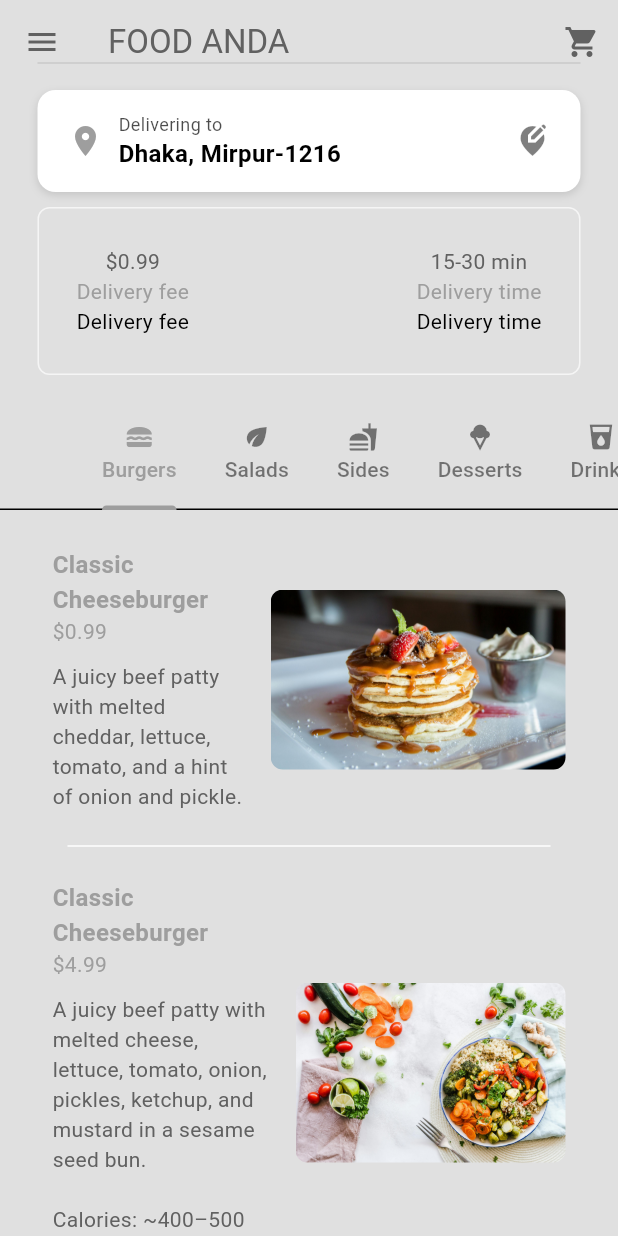
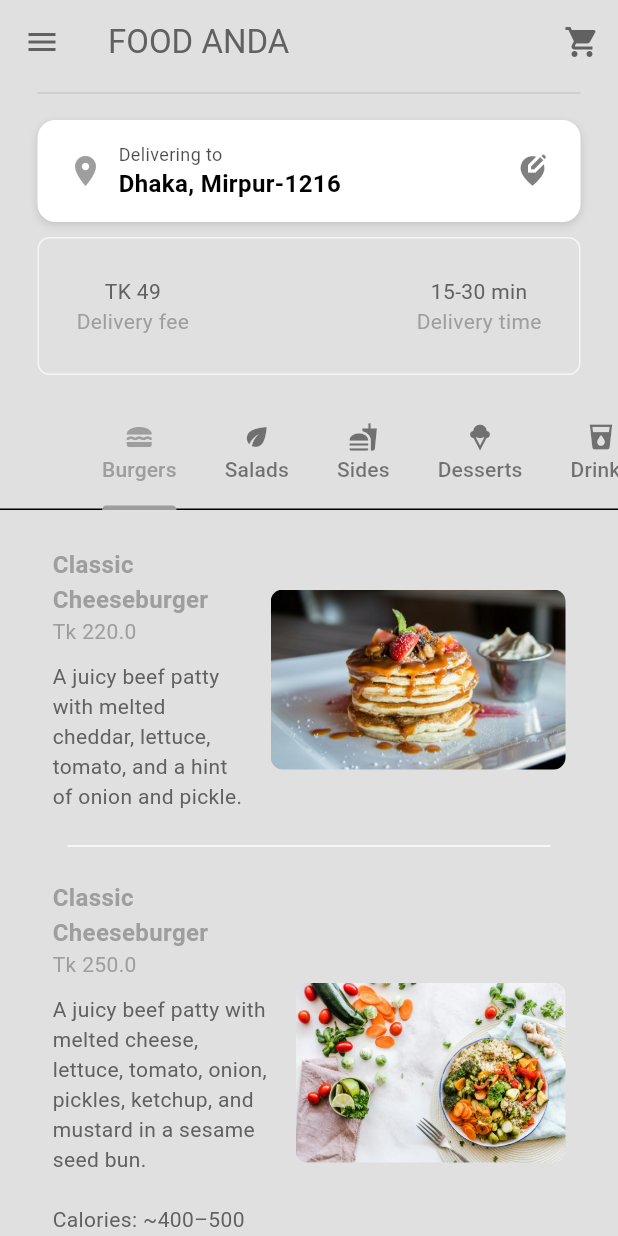
Before and after one commit to nahidularafat/Food_delivery_application_flutter, a Flutter app: the screen it shows once a user with an empty profile is signed in, on a phone screen of 412 x 824 dp. Run offline on Flutter 3.47's test engine with Material 3 defaults, Android fonts, the phone set to English and light mode, and no system bars; our stand-ins replace cloud_firestore, firebase_auth, firebase_core, flutter_credit_card; accounts and stored records are empty.

Commit message:
Initial commit

```diff
--- a/lib/components/my_cart_tile.dart
+++ b/lib/components/my_cart_tile.dart
@@ -56,7 +56,7 @@ class _MyCartTileState extends State<MyCartTile> {
 
                       // food price
                       Text(
-    '\$${widget.cartItem.food.price.toString()}',
+                        'TK${widget.cartItem.food.price.toString()}',
                         style: TextStyle(
                             color: Theme.of(context).colorScheme.primary), // TextStyle
                       ), // Text
@@ -84,7 +84,6 @@ Text(
             ),
 
             // addons
-            // addons
             SizedBox(
               height: widget.cartItem.selectedAddons.isEmpty ? 0 : 60,
               child: ListView(
@@ -100,7 +99,7 @@ SizedBox(
                             // addon name
                             Text(addon.name),
                             // addon price
-    Text(' (\$${addon.price})'),
+                            Text(' (TK${addon.price})'),
                           ],
                         ), // Row
                         shape: StadiumBorder(
--- a/lib/components/my_description_box.dart
+++ b/lib/components/my_description_box.dart
@@ -26,9 +26,9 @@ class MyDescriptionBox extends StatelessWidget {
           // delivery_fee
           Column(
             children: [
-              Text('\$0.99', style: myPrimaryTextStyle),
+              Text('\TK 49', style: myPrimaryTextStyle),
               Text('Delivery fee', style: mySecondaryTextStyle),
-              Text('Delivery fee'),
+
             ],
           ),
 
@@ -37,7 +37,7 @@ class MyDescriptionBox extends StatelessWidget {
             children: [
               Text('15-30 min', style: myPrimaryTextStyle),
               Text('Delivery time', style: mySecondaryTextStyle),
-              Text('Delivery time'),
+
             ],
           ),
         ],
--- a/lib/components/my_food_tile.dart
+++ b/lib/components/my_food_tile.dart
@@ -35,7 +35,8 @@ class FoodTile extends StatelessWidget {
                         ),
                       ),
                       Text(
-                        '\$${food.price.toString()}',
+                        // এখানে Tk যোগ করা হলো
+                        'Tk ${food.price.toString()}',
                         style: TextStyle(
                           color: Theme.of(context).colorScheme.primary,
                         ),
@@ -44,9 +45,7 @@ class FoodTile extends StatelessWidget {
                       Text(
                         food.description,
                         style: TextStyle(
-                          color: Theme.of(context)
-                              .colorScheme
-                              .inversePrimary,
+                          color: Theme.of(context).colorScheme.inversePrimary,
                         ),
                       ),
                     ],
--- a/lib/main.dart
+++ b/lib/main.dart
@@ -34,12 +34,6 @@ class MyApp extends StatelessWidget {
     return MaterialApp(
       debugShowCheckedModeBanner: false,
       home: const AuthGate(),
-
-      //     home: RegisterPage(
-      // onTap: () {
-      //   // এখানে আপনি register পেজে যাওয়ার জন্য লজিক দিবেন
-      // },
-      //),
       theme: themeProvider.themeData,
     );
   }
--- a/lib/models/resturant.dart
+++ b/lib/models/resturant.dart
@@ -3,6 +3,7 @@ import 'package:fooddeliveryapp/models/cart_item.dart';
 import 'package:intl/intl.dart';
 import 'food.dart';
 import 'dart:math';
+
 class Restaurant extends ChangeNotifier {
   // List of food menu
   final List<Food> _menu = [
@@ -12,12 +13,12 @@ class Restaurant extends ChangeNotifier {
       description:
           "A juicy beef patty with melted cheddar, lettuce, tomato, and a hint of onion and pickle.",
       imagePath: "lib/images/burgers/pexels-ash-craig-122861-376464.jpg",
-      price: 0.99,
+      price: 220, // ~220 BDT
       category: FoodCategory.burgers,
       availableAddons: [
-        Addon(name: "Extra cheese", price: 0.99),
-        Addon(name: "Bacon", price: 1.99),
-        Addon(name: "Avocado", price: 2.99),
+        Addon(name: "Extra cheese", price: 50),
+        Addon(name: "Bacon", price: 80),
+        Addon(name: "Avocado", price: 100),
       ],
     ),
 
@@ -25,12 +26,12 @@ class Restaurant extends ChangeNotifier {
       name: "Classic Cheeseburger",
       description: "A juicy beef patty with melted cheese, lettuce, tomato, onion, pickles, ketchup, and mustard in a sesame seed bun.\n\nCalories: ~400–500 kcal",
       imagePath: "lib/images/burgers/pexels-ella-olsson-572949-1640777.jpg",
-  price: 4.99,
+      price: 250,
       category: FoodCategory.burgers,
       availableAddons: [
-    Addon(name: "Extra cheese", price: 0.99),
-    Addon(name: "Bacon", price: 1.49),
-    Addon(name: "Avocado", price: 1.99),
+        Addon(name: "Extra cheese", price: 50),
+        Addon(name: "Bacon", price: 70),
+        Addon(name: "Avocado", price: 90),
       ],
     ),
 
@@ -38,12 +39,12 @@ Food(
       name: "Crispy Chicken Burger",
       description: "A golden fried chicken fillet served with fresh lettuce, creamy mayo, and pickles on a toasted bun.\n\nCalories: ~600–700 kcal",
       imagePath: "lib/images/burgers/front-view-tasty-meat-burger-with-cheese-salad-dark-background.jpg",
-  price: 5.49,
+      price: 280,
       category: FoodCategory.burgers,
       availableAddons: [
-    Addon(name: "Spicy sauce", price: 0.50),
-    Addon(name: "Cheddar slice", price: 0.99),
-    Addon(name: "Extra chicken", price: 2.49),
+        Addon(name: "Spicy sauce", price: 20),
+        Addon(name: "Cheddar slice", price: 50),
+        Addon(name: "Extra chicken", price: 120),
       ],
     ),
 
@@ -51,12 +52,12 @@ Food(
       name: "Veggie Delight Burger",
       description: "A healthy patty made from vegetables and beans, topped with lettuce, tomato, and vegan mayo in a whole-wheat bun.\n\nCalories: ~300–400 kcal",
       imagePath: "lib/images/burgers/delicious-burger-with-fresh-ingredients.jpg",
-  price: 4.29,
+      price: 200,
       category: FoodCategory.burgers,
       availableAddons: [
-    Addon(name: "Vegan cheese", price: 0.99),
-    Addon(name: "Grilled mushrooms", price: 0.89),
-    Addon(name: "Extra patty", price: 1.99),
+        Addon(name: "Vegan cheese", price: 50),
+        Addon(name: "Grilled mushrooms", price: 40),
+        Addon(name: "Extra patty", price: 90),
       ],
     ),
 
@@ -64,12 +65,12 @@ Food(
       name: "Double Beef Burger",
       description: "Two thick beef patties layered with cheese, fresh lettuce, tomato, and special sauce in a sesame bun.\n\nCalories: ~750–900 kcal",
       imagePath: "lib/images/burgers/pexels-ella-olsson-572949-1640777.jpg",
-  price: 6.99,
+      price: 350,
       category: FoodCategory.burgers,
       availableAddons: [
-    Addon(name: "Triple patty", price: 2.99),
-    Addon(name: "Extra sauce", price: 0.79),
-    Addon(name: "Onion rings", price: 1.49),
+        Addon(name: "Triple patty", price: 150),
+        Addon(name: "Extra sauce", price: 30),
+        Addon(name: "Onion rings", price: 70),
       ],
     ),
 
@@ -77,45 +78,26 @@ Food(
       name: "Mushroom Swiss Burger",
       description: "A seasoned beef patty topped with sautéed mushrooms and melted Swiss cheese in a soft toasted bun.\n\nCalories: ~550–650 kcal",
       imagePath: "lib/images/burgers/front-view-tasty-meat-burger-with-cheese-salad-dark-background.jpg",
-  price: 5.89,
+      price: 300,
       category: FoodCategory.burgers,
       availableAddons: [
-    Addon(name: "Extra mushrooms", price: 0.89),
-    Addon(name: "Caramelized onions", price: 0.99),
-    Addon(name: "Double cheese", price: 1.29),
+        Addon(name: "Extra mushrooms", price: 40),
+        Addon(name: "Caramelized onions", price: 50),
+        Addon(name: "Double cheese", price: 60),
       ],
     ),
 
-
-
-
-
-
-
     // salads
-    Food(
-      name: "Caesar Salad",
-      description:
-          "Fresh romaine lettuce tossed with Caesar dressing, croutons, and parmesan cheese.",
-      imagePath: "lib/images/salads/pexels-vanmalidate-769289.jpg",
-      price: 4.99,
-      category: FoodCategory.salads,
-      availableAddons: [
-        Addon(name: "Grilled Chicken", price: 2.99),
-        Addon(name: "Avocado", price: 1.99),
-      ],
-    ),
-
     Food(
       name: "Greek Salad",
       description:
           "A refreshing mix of cucumbers, tomatoes, red onions, Kalamata olives, and feta cheese, dressed with olive oil and herbs.\n\nCalories: ~200–250 kcal\nVitamins: A, C, K",
       imagePath: "lib/images/salads/pexels-xmtnguyen-699953.jpg",
-  price: 5.49,
+      price: 180,
       category: FoodCategory.salads,
       availableAddons: [
-    Addon(name: "Grilled Chicken", price: 2.99),
-    Addon(name: "Extra Feta", price: 1.49),
+        Addon(name: "Grilled Chicken", price: 120),
+        Addon(name: "Extra Feta", price: 70),
       ],
     ),
 
@@ -124,11 +106,11 @@ Food(
       description:
           "A colorful mix of lettuce, carrots, cucumbers, cherry tomatoes, and red cabbage with a light vinaigrette.\n\nCalories: ~150–200 kcal\nVitamins: A, C, K, Folate",
       imagePath: "lib/images/salads/pexels-julieaagaard-2097090.jpg",
-  price: 3.99,
+      price: 150,
       category: FoodCategory.salads,
       availableAddons: [
-    Addon(name: "Boiled Egg", price: 1.29),
-    Addon(name: "Croutons", price: 0.99),
+        Addon(name: "Boiled Egg", price: 60),
+        Addon(name: "Croutons", price: 40),
       ],
     ),
 
@@ -137,11 +119,11 @@ Food(
       description:
           "Protein-rich quinoa mixed with avocado, cherry tomatoes, black beans, and lime dressing.\n\nCalories: ~350–400 kcal\nVitamins: E, B6, C, Folate",
       imagePath: "lib/images/salads/pexels-dana-tentis-118658-1213710.jpg",
-  price: 6.49,
+      price: 220,
       category: FoodCategory.salads,
       availableAddons: [
-    Addon(name: "Toasted Seeds", price: 0.79),
-    Addon(name: "Grilled Tofu", price: 2.49),
+        Addon(name: "Toasted Seeds", price: 30),
+        Addon(name: "Grilled Tofu", price: 100),
       ],
     ),
 
@@ -150,11 +132,11 @@ Food(
       description:
           "Fresh baby spinach with sliced strawberries, walnuts, and balsamic glaze.\n\nCalories: ~180–220 kcal\nVitamins: A, C, K, Iron",
       imagePath: "lib/images/salads/pexels-xmtnguyen-699953.jpg",
-  price: 5.29,
+      price: 200,
       category: FoodCategory.salads,
       availableAddons: [
-    Addon(name: "Goat Cheese", price: 1.49),
-    Addon(name: "Almonds", price: 1.19),
+        Addon(name: "Goat Cheese", price: 70),
+        Addon(name: "Almonds", price: 50),
       ],
     ),
 
@@ -163,313 +145,250 @@ Food(
       description:
           "Shredded cabbage, carrots, lettuce, grilled chicken, and crispy noodles with sesame ginger dressing.\n\nCalories: ~400–450 kcal\nVitamins: B6, C, K, Niacin",
       imagePath: "lib/images/salads/pexels-dana-tentis-118658-1213710.jpg",
-  price: 6.99,
+      price: 250,
       category: FoodCategory.salads,
       availableAddons: [
-    Addon(name: "Extra Chicken", price: 2.49),
-    Addon(name: "Peanuts", price: 0.99),
+        Addon(name: "Extra Chicken", price: 120),
+        Addon(name: "Peanuts", price: 40),
       ],
     ),
-
 
     // sides
     Food(
       name: "French Fries",
-      description: "Golden and crispy seasoned French fries.",
+      description: "Golden and crispy seasoned French fries.\n\nCalories: ~300–400 kcal\nNutrients: Carbohydrates, Potassium",
       imagePath: "lib/images/sides/pexels-janetrangdoan-1099680.jpg",
-      price: 1.99,
+      price: 80,
       category: FoodCategory.sides,
       availableAddons: [
-        Addon(name: "Cheese Sauce", price: 0.99),
-        Addon(name: "Ranch Dip", price: 0.49),
+        Addon(name: "Cheese Sauce", price: 40),
+        Addon(name: "Ranch Dip", price: 20),
       ],
     ),
 
-    // 1. French Fries
-Food(
-  name: "French Fries",
-  description: "Golden and crispy seasoned French fries.\n\nCalories: ~300–400 kcal\nNutrients: Carbohydrates, Potassium",
-  imagePath: "lib/images/sides/pexels-janetrangdoan-1099680.jpg",
-  price: 1.99,
-  category: FoodCategory.sides,
-  availableAddons: [
-    Addon(name: "Cheese Sauce", price: 0.99),
-    Addon(name: "Ranch Dip", price: 0.49),
-  ],
-),
-
-// 2. Onion Rings
     Food(
       name: "Onion Rings",
       description: "Crispy battered onion rings served hot.\n\nCalories: ~400–450 kcal\nNutrients: Carbohydrates, Fiber",
       imagePath: "lib/images/sides/pexels-enginakyurt-2235832.jpg",
-  price: 2.49,
+      price: 100,
       category: FoodCategory.sides,
       availableAddons: [
-    Addon(name: "Spicy Ketchup", price: 0.49),
-    Addon(name: "BBQ Dip", price: 0.59),
+        Addon(name: "Spicy Ketchup", price: 20),
+        Addon(name: "BBQ Dip", price: 25),
       ],
     ),
 
-// 3. Mozzarella Sticks
     Food(
       name: "Mozzarella Sticks",
       description: "Fried mozzarella sticks with a crispy coating, served with marinara sauce.\n\nCalories: ~450–500 kcal\nNutrients: Protein, Calcium",
       imagePath: "lib/images/sides/pexels-h-nh-nguy-n-1719815172-27953852.jpg",
-  price: 3.49,
+      price: 140,
       category: FoodCategory.sides,
       availableAddons: [
-    Addon(name: "Extra Marinara", price: 0.49),
-    Addon(name: "Garlic Dip", price: 0.69),
+        Addon(name: "Extra Marinara", price: 20),
+        Addon(name: "Garlic Dip", price: 30),
       ],
     ),
 
-// 4. Coleslaw
     Food(
       name: "Coleslaw",
       description: "Creamy cabbage and carrot slaw with a tangy dressing.\n\nCalories: ~150–200 kcal\nNutrients: Fiber, Vitamin C, Vitamin K",
       imagePath: "lib/images/sides/pexels-polina-tankilevitch-3872367.jpg",
-  price: 1.29,
+      price: 50,
       category: FoodCategory.sides,
       availableAddons: [
-    Addon(name: "Jalapeños", price: 0.49),
-    Addon(name: "Crispy Onions", price: 0.69),
+        Addon(name: "Jalapeños", price: 20),
+        Addon(name: "Crispy Onions", price: 30),
       ],
     ),
 
-// 5. Mashed Potatoes
     Food(
       name: "Mashed Potatoes",
       description: "Creamy mashed potatoes served with optional gravy.\n\nCalories: ~250–300 kcal\nNutrients: Potassium, Vitamin B6",
       imagePath: "lib/images/sides/pexels-rdne-6646073.jpg",
-  price: 2.29,
+      price: 90,
       category: FoodCategory.sides,
       availableAddons: [
-    Addon(name: "Gravy", price: 0.79),
-    Addon(name: "Butter", price: 0.49),
+        Addon(name: "Gravy", price: 30),
+        Addon(name: "Butter", price: 20),
       ],
     ),
 
-// 6. Garlic Bread
     Food(
       name: "Garlic Bread",
       description: "Toasted bread slices brushed with garlic butter and herbs.\n\nCalories: ~200–250 kcal\nNutrients: Carbohydrates, Vitamin B1",
       imagePath: "lib/images/sides/pexels-valeriya-10970325.jpg",
-  price: 1.79,
+      price: 70,
       category: FoodCategory.sides,
       availableAddons: [
-    Addon(name: "Cheese Topping", price: 0.99),
-    Addon(name: "Chili Flakes", price: 0.39),
+        Addon(name: "Cheese Topping", price: 40),
+        Addon(name: "Chili Flakes", price: 15),
       ],
     ),
-
 
     // desserts
     Food(
       name: "Chocolate Lava Cake",
       description:
-          "Warm chocolate cake with a molten chocolate center served with vanilla ice cream.",
-      imagePath: "lib/images/desserts/pexels-dapur-melodi-192125-1109197.jpg",
-      price: 3.99,
+          "Warm chocolate cake with a molten chocolate center served with vanilla ice cream.\n\nCalories: ~450–500 kcal\nNutrients: Sugar, Iron, Calcium",
+      imagePath: "lib/images/desserts/pexels-abhinavcoca-291528.jpg",
+      price: 160,
       category: FoodCategory.desserts,
       availableAddons: [
-        Addon(name: "Extra Ice Cream", price: 1.49),
-        Addon(name: "Caramel Drizzle", price: 0.79),
+        Addon(name: "Extra Ice Cream", price: 60),
+        Addon(name: "Caramel Drizzle", price: 30),
       ],
     ),
 
-    // 1. Chocolate Lava Cake
-Food(
-  name: "Chocolate Lava Cake",
-  description:
-      "Warm chocolate cake with a molten chocolate center served with vanilla ice cream.\n\nCalories: ~450–500 kcal\nNutrients: Sugar, Iron, Calcium",
-  imagePath: "lib/images/desserts/pexels-abhinavcoca-291528.jpg",
-  price: 3.99,
-  category: FoodCategory.desserts,
-  availableAddons: [
-    Addon(name: "Extra Ice Cream", price: 1.49),
-    Addon(name: "Caramel Drizzle", price: 0.79),
-  ],
-),
-
-// 2. Classic Cheesecake
     Food(
       name: "Classic Cheesecake",
       description:
           "Creamy baked cheesecake on a buttery graham cracker crust.\n\nCalories: ~320–400 kcal\nNutrients: Calcium, Protein, Vitamin A",
       imagePath: "lib/images/desserts/pexels-ella-olsson-572949-1640774.jpg",
-  price: 4.49,
+      price: 180,
       category: FoodCategory.desserts,
       availableAddons: [
-    Addon(name: "Strawberry Topping", price: 0.99),
-    Addon(name: "Whipped Cream", price: 0.59),
+        Addon(name: "Strawberry Topping", price: 40),
+        Addon(name: "Whipped Cream", price: 25),
       ],
     ),
 
-// 3. Brownie Sundae
     Food(
       name: "Brownie Sundae",
       description:
           "Fudgy brownie topped with vanilla ice cream, hot fudge, and nuts.\n\nCalories: ~500–600 kcal\nNutrients: Protein, Iron, Calcium",
       imagePath: "lib/images/desserts/pexels-marta-dzedyshko-1042863-2067396.jpg",
-  price: 3.79,
+      price: 150,
       category: FoodCategory.desserts,
       availableAddons: [
-    Addon(name: "Chopped Nuts", price: 0.69),
-    Addon(name: "Chocolate Chips", price: 0.49),
+        Addon(name: "Chopped Nuts", price: 30),
+        Addon(name: "Chocolate Chips", price: 20),
       ],
     ),
 
-// 4. Fruit Parfait
     Food(
       name: "Fruit Parfait",
       description:
           "Layers of fresh fruits, yogurt, and granola in a chilled cup.\n\nCalories: ~200–250 kcal\nNutrients: Vitamins A & C, Fiber, Calcium",
       imagePath: "lib/images/desserts/pexels-quang-nguyen-vinh-222549-2144112.jpg",
-  price: 3.29,
+      price: 130,
       category: FoodCategory.desserts,
       availableAddons: [
-    Addon(name: "Honey Drizzle", price: 0.49),
-    Addon(name: "Chia Seeds", price: 0.59),
+        Addon(name: "Honey Drizzle", price: 20),
+        Addon(name: "Chia Seeds", price: 25),
       ],
     ),
 
-// 5. Tiramisu Cup
     Food(
       name: "Tiramisu Cup",
       description:
           "Coffee-soaked ladyfingers layered with mascarpone cream and dusted with cocoa.\n\nCalories: ~350–400 kcal\nNutrients: Calcium, Caffeine, Protein",
       imagePath: "lib/images/desserts/pexels-raudys-808941.jpg",
-  price: 4.29,
+      price: 170,
       category: FoodCategory.desserts,
       availableAddons: [
-    Addon(name: "Extra Cocoa", price: 0.39),
-    Addon(name: "Espresso Shot", price: 0.99),
+        Addon(name: "Extra Cocoa", price: 15),
+        Addon(name: "Espresso Shot", price: 40),
       ],
     ),
 
-// 6. Ice Cream Trio
     Food(
       name: "Ice Cream Trio",
       description:
           "Three scoops of assorted ice cream flavors served with chocolate syrup.\n\nCalories: ~300–450 kcal\nNutrients: Calcium, Vitamin D, Sugar",
       imagePath: "lib/images/desserts/pexels-raudys-808941.jpg",
-  price: 3.59,
+      price: 140,
       category: FoodCategory.desserts,
       availableAddons: [
-    Addon(name: "Sprinkles", price: 0.49),
-    Addon(name: "Marshmallows", price: 0.69),
+        Addon(name: "Sprinkles", price: 20),
+        Addon(name: "Marshmallows", price: 30),
       ],
     ),
-
 
     // drinks
     Food(
       name: "Iced Lemon Tea",
-      description: "Refreshing iced tea with a splash of lemon.",
-      imagePath: "lib/images/drinks/iced_lemon_tea.png.jpg", // fixed typo
-      price: 1.49,
+      description: "Refreshing iced tea with a splash of lemon.\n\nCalories: ~70–90 kcal\nNutrients: Vitamin C, Antioxidants",
+      imagePath: "lib/images/drinks/iced_lemon_tea.png.jpg",
+      price: 60,
       category: FoodCategory.drinks,
       availableAddons: [
-        Addon(name: "Extra Lemon", price: 0.25),
-        Addon(name: "Mint Leaves", price: 0.30),
+        Addon(name: "Extra Lemon", price: 10),
+        Addon(name: "Mint Leaves", price: 12),
       ],
     ),
 
-    // 1. Iced Lemon Tea
-Food(
-  name: "Iced Lemon Tea",
-  description: "Refreshing iced tea with a splash of lemon.\n\nCalories: ~70–90 kcal\nNutrients: Vitamin C, Antioxidants",
-  imagePath: "lib/images/drinks/iced_lemon_tea.png.jpg",
-  price: 1.49,
-  category: FoodCategory.drinks,
-  availableAddons: [
-    Addon(name: "Extra Lemon", price: 0.25),
-    Addon(name: "Mint Leaves", price: 0.30),
-  ],
-),
-
-// 2. Classic Cold Coffee
     Food(
       name: "Classic Cold Coffee",
       description: "Chilled brewed coffee blended with milk and sugar.\n\nCalories: ~150–200 kcal\nNutrients: Caffeine, Calcium",
       imagePath: "lib/images/drinks/pexels-chuchuphinh-1194030.jpg",
-  price: 2.29,
+      price: 90,
       category: FoodCategory.drinks,
       availableAddons: [
-    Addon(name: "Whipped Cream", price: 0.50),
-    Addon(name: "Chocolate Syrup", price: 0.60),
+        Addon(name: "Whipped Cream", price: 20),
+        Addon(name: "Chocolate Syrup", price: 25),
       ],
     ),
 
-// 3. Mango Smoothie
     Food(
       name: "Mango Smoothie",
       description: "Thick smoothie made with ripe mangoes and yogurt.\n\nCalories: ~180–220 kcal\nNutrients: Vitamin A, Vitamin C, Potassium",
       imagePath: "lib/images/drinks/pexels-valeriya-842571.jpg",
-  price: 2.79,
+      price: 110,
       category: FoodCategory.drinks,
       availableAddons: [
-    Addon(name: "Honey", price: 0.40),
-    Addon(name: "Chia Seeds", price: 0.50),
+        Addon(name: "Honey", price: 15),
+        Addon(name: "Chia Seeds", price: 20),
       ],
     ),
 
-// 4. Fresh Orange Juice
     Food(
       name: "Fresh Orange Juice",
       description: "100% freshly squeezed orange juice.\n\nCalories: ~110–140 kcal\nNutrients: Vitamin C, Potassium, Folate",
       imagePath: "lib/images/drinks/pexels-markusspiske-128242.jpg",
-  price: 2.19,
+      price: 85,
       category: FoodCategory.drinks,
       availableAddons: [
-    Addon(name: "Ice Cubes", price: 0.10),
-    Addon(name: "Mint Garnish", price: 0.30),
+        Addon(name: "Ice Cubes", price: 5),
+        Addon(name: "Mint Garnish", price: 12),
       ],
     ),
 
-// 5. Strawberry Milkshake
     Food(
       name: "Strawberry Milkshake",
       description: "Creamy milkshake made with fresh strawberries and milk.\n\nCalories: ~250–300 kcal\nNutrients: Calcium, Vitamin D, Vitamin C",
       imagePath: "lib/images/drinks/pexels-mariapop-339696.jpg",
-  price: 2.99,
+      price: 120,
       category: FoodCategory.drinks,
       availableAddons: [
-    Addon(name: "Whipped Cream", price: 0.60),
-    Addon(name: "Sprinkles", price: 0.30),
+        Addon(name: "Whipped Cream", price: 25),
+        Addon(name: "Sprinkles", price: 12),
       ],
     ),
 
-// 6. Watermelon Juice
     Food(
       name: "Watermelon Juice",
       description: "Naturally sweet and hydrating watermelon juice.\n\nCalories: ~60–80 kcal\nNutrients: Vitamin A, Vitamin C, Lycopene",
       imagePath: "lib/images/drinks/pexels-isabella-mendes-107313-338713.jpg",
-  price: 1.89,
+      price: 75,
       category: FoodCategory.drinks,
       availableAddons: [
-    Addon(name: "Mint Leaves", price: 0.30),
-    Addon(name: "Ice Cubes", price: 0.10),
+        Addon(name: "Mint Leaves", price: 12),
+        Addon(name: "Ice Cubes", price: 5),
       ],
     ),
-
   ];
-
 
   // Public getter
   List<Food> get menu => _menu;
-  List<CartItem> get cart =>_cart;
+  List<CartItem> get cart => _cart;
 
   final List<CartItem> _cart = []; // required field
 
-  // delevery adress
-
+  // delivery address
   String _deliveryAddress = "Dhaka, Mirpur-1216";
 
-
   String get deliveryAddress => _deliveryAddress;
-
 
   // add to cart
   void addToCart(Food food, List<Addon> selectedAddons) {
@@ -541,21 +460,17 @@ Food(
     return totalItemCount;
   }
 
-
-
   // clear cart
   void clearCart() {
     _cart.clear();
     notifyListeners();
   }
 
- //update delivery adress
   // Update delivery address
   void updateDeliveryAddress(String newAddress) {
     _deliveryAddress = newAddress;
     notifyListeners();
   }
-
 
   // generate a receipt
   String displayCartReceipt() {
@@ -585,15 +500,14 @@ String displayCartReceipt() {
     receipt.writeln();
     receipt.writeln("Total Items: ${getTotalItemCount()}");
     receipt.writeln("Total Price: ${_formatPrice(getTotalPrice())}");
-  receipt.writeln("Delivery to : $deliveryAddress"); // moved before return
+    receipt.writeln("Delivery to : $deliveryAddress");
 
     return receipt.toString();
   }
 
-
   // format double value into money
   String _formatPrice(double price) {
-    return "\$${price.toStringAsFixed(2)}";
+    return "৳${price.toStringAsFixed(2)}";
   }
 
   // format list of addons into a string summary
@@ -602,8 +516,6 @@ String _formatAddons(List<Addon> addons) {
         .map((addon) => "${addon.name} (${_formatPrice(addon.price)})")
         .join(",");
   }
-
-
 
   String getEstimatedCalories() {
     int totalCalories = 0;
@@ -634,7 +546,4 @@ String getEstimatedCalories() {
 
     return "Estimated total calories: $minCal–$maxCal kcal";
   }
-
-
-
 }
--- a/lib/pages/food_page.dart
+++ b/lib/pages/food_page.dart
@@ -64,7 +64,7 @@ void addToCart(Food food, Map<Addon, bool> selectedAddons) {
 
                       // food price
                       Text(
-                        '\$${widget.food.price}',
+                        '\TK ${widget.food.price}',
                         style: TextStyle(
                           fontSize: 16,
                           color: Theme.of(context).colorScheme.primary,
@@ -103,7 +103,7 @@ void addToCart(Food food, Map<Addon, bool> selectedAddons) {
                             return CheckboxListTile(
                               title: Text(addon.name),
                               subtitle: Text(
-                                '\$${addon.price.toStringAsFixed(2)}',
+                                '\TK ${addon.price.toStringAsFixed(2)}',
                                 style: TextStyle(
                                   color: Theme.of(context).colorScheme.primary,
                                 ),
```
Lines whose indentation alone changed are shown as unchanged.
